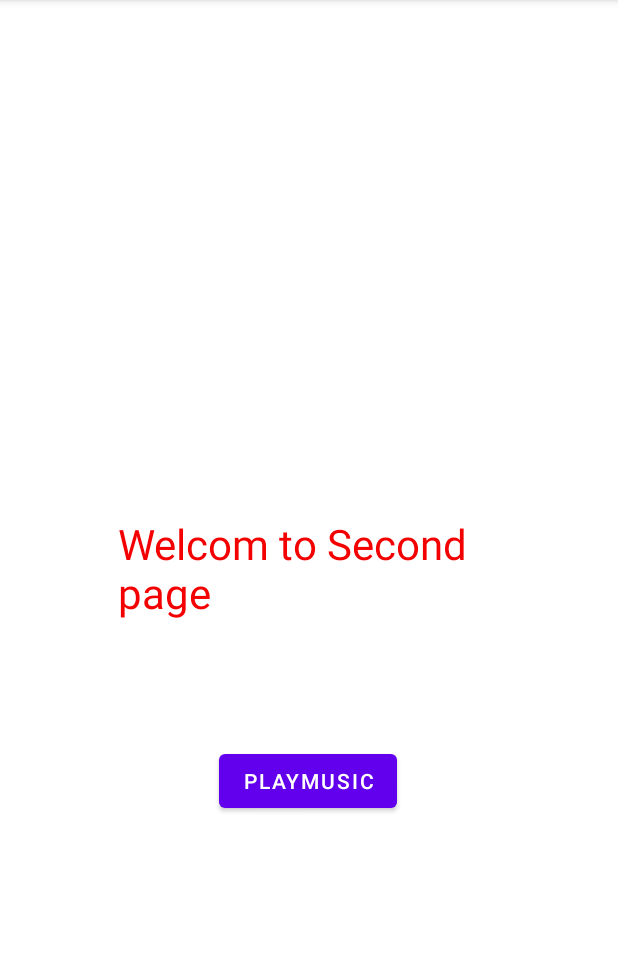
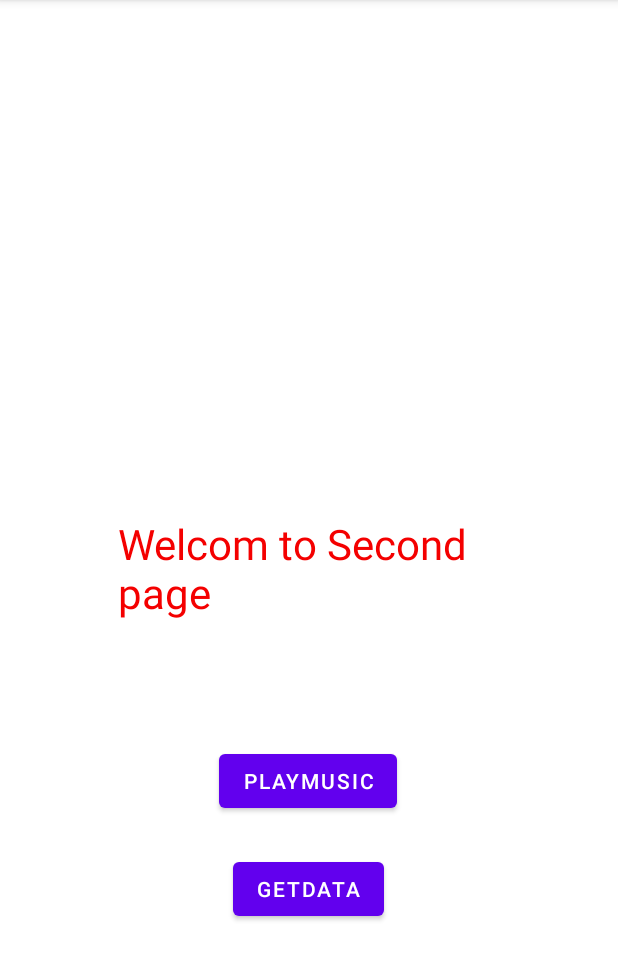
Before and after one commit to HAYU9013/IndoorPosition-Kotlin, an Android app: the SecondPage screen opened directly, with no data from a screen before it, on a phone screen of 412 x 824 dp, the part 84-1064 px from its top. Run offline under Robolectric (Android 15) with nearby library versions, the phone set to English and light mode, and no system bars.

Commit message:
feat: Restful Get methods

```diff
--- a/app/build.gradle
+++ b/app/build.gradle
@@ -42,6 +42,8 @@ dependencies {
     implementation 'com.google.android.material:material:1.8.0'
     implementation 'androidx.constraintlayout:constraintlayout:2.1.4'
     implementation 'androidx.gridlayout:gridlayout:1.0.0'
+    implementation 'com.squareup.retrofit2:converter-gson:2.9.0'
+    implementation 'com.squareup.retrofit2:retrofit:2.9.0'
     testImplementation 'junit:junit:4.13.2'
     androidTestImplementation 'androidx.test.ext:junit:1.1.5'
     androidTestImplementation 'androidx.test.espresso:espresso-core:3.5.1'
--- a/app/src/main/AndroidManifest.xml
+++ b/app/src/main/AndroidManifest.xml
@@ -1,7 +1,7 @@
 <?xml version="1.0" encoding="utf-8"?>
 <manifest xmlns:android="http://schemas.android.com/apk/res/android"
     xmlns:tools="http://schemas.android.com/tools">
-
+    <uses-permission android:name="android.permission.INTERNET" />
     <application
         android:allowBackup="true"
         android:dataExtractionRules="@xml/data_extraction_rules"
@@ -28,6 +28,9 @@
         <activity
             android:name=".SecondPage">
         </activity>
+        <activity
+            android:name=".thirdPage">
+        </activity>
     </application>
 
 </manifest>
--- /dev/null
+++ b/app/src/main/java/com/example/gscindoorposition/ApiClient.kt
@@ -0,0 +1,14 @@
+package com.example.gscindoorposition
+
+import retrofit2.Retrofit;
+import retrofit2.converter.gson.GsonConverterFactory;
+class ApiClient {
+    fun testWebData(): Retrofit? {
+        return Retrofit.Builder() //建立Retrofit
+            .baseUrl("https://jsonplaceholder.typicode.com/") //輸入Api資料網站
+            .addConverterFactory(GsonConverterFactory.create()) //添加Gson轉換器，這個幫助我們將http上的資料轉成Retrofit能夠處理的Json數據並將其轉換為Java對象
+            .build()
+        //將環境建立起來
+    }
+
+}
--- /dev/null
+++ b/app/src/main/java/com/example/gscindoorposition/GetApi.kt
@@ -0,0 +1,10 @@
+package com.example.gscindoorposition
+
+import retrofit2.Call
+import retrofit2.http.GET
+import retrofit2.http.Path // Import the @Path annotation
+interface GetApi {
+    @GET("albums/{id}")
+    fun getJsonData(@Path("id") id: Int): Call<DataResponse?>?
+    //用Path將傳入的id填入{}裡面
+}
--- a/app/src/main/java/com/example/gscindoorposition/SecondPage.kt
+++ b/app/src/main/java/com/example/gscindoorposition/SecondPage.kt
@@ -1,15 +1,19 @@
 package com.example.gscindoorposition
 
+import android.media.MediaPlayer
 import android.os.Bundle
+import android.widget.Button
 import androidx.appcompat.app.AppCompatActivity
-
-import android.media.MediaPlayer
-import android.widget.Button
+import retrofit2.Call
+import retrofit2.Callback
+import retrofit2.Response
 
 class SecondPage : AppCompatActivity() {
 
     private var mediaPlayer: MediaPlayer? = null
     private var isPlaying = false
+    private var apiClient: ApiClient? = null
+    private var getApi: GetApi? = null
     override fun onCreate(savedInstanceState: Bundle?) {
         super.onCreate(savedInstanceState)
         setContentView(R.layout.second_page)
@@ -22,6 +26,26 @@ class SecondPage : AppCompatActivity() {
                 // 如果没有播放，则开始播放
                 startPlaying()
             }
+        }
+
+        val getDataButton: Button = findViewById(R.id.getfromweb)
+
+        apiClient = ApiClient()
+        getApi = apiClient!!.testWebData()!!.create(GetApi::class.java)
+        getDataButton.setOnClickListener {
+            println("getting data")
+            val call: Call<DataResponse?>? = getApi?.getJsonData(5)
+
+            call?.enqueue(object : Callback<DataResponse?> {
+                override fun onResponse(call: Call<DataResponse?>, response: Response<DataResponse?>) {
+                    var tmp: String = response.body()?.toString() ?: ""
+                    println(tmp)
+                }
+
+                override fun onFailure(call: Call<DataResponse?>, t: Throwable) {
+                    println("抓取失敗")
+                }
+            })
         }
     }
     private fun startPlaying() {
--- a/app/src/main/res/layout/second_page.xml
+++ b/app/src/main/res/layout/second_page.xml
@@ -33,5 +33,18 @@
             app:layout_constraintStart_toStartOf="parent"
             app:layout_constraintTop_toBottomOf="@+id/textView"
             app:layout_constraintVertical_bias="0.033" />
+
+        <Button
+            android:id="@+id/getfromweb"
+            android:layout_width="wrap_content"
+            android:layout_height="wrap_content"
+            android:layout_marginTop="24dp"
+            android:text="GetData"
+            app:layout_constraintBottom_toBottomOf="parent"
+            app:layout_constraintEnd_toEndOf="parent"
+            app:layout_constraintHorizontal_bias="0.498"
+            app:layout_constraintStart_toStartOf="parent"
+            app:layout_constraintTop_toBottomOf="@+id/playMusic"
+            app:layout_constraintVertical_bias="0.0" />
     </androidx.constraintlayout.widget.ConstraintLayout>
 </LinearLayout>
```
Also changed, not shown: app/src/main/java/com/example/gscindoorposition/DataResponse.kt (added, +25 -0 lines).
